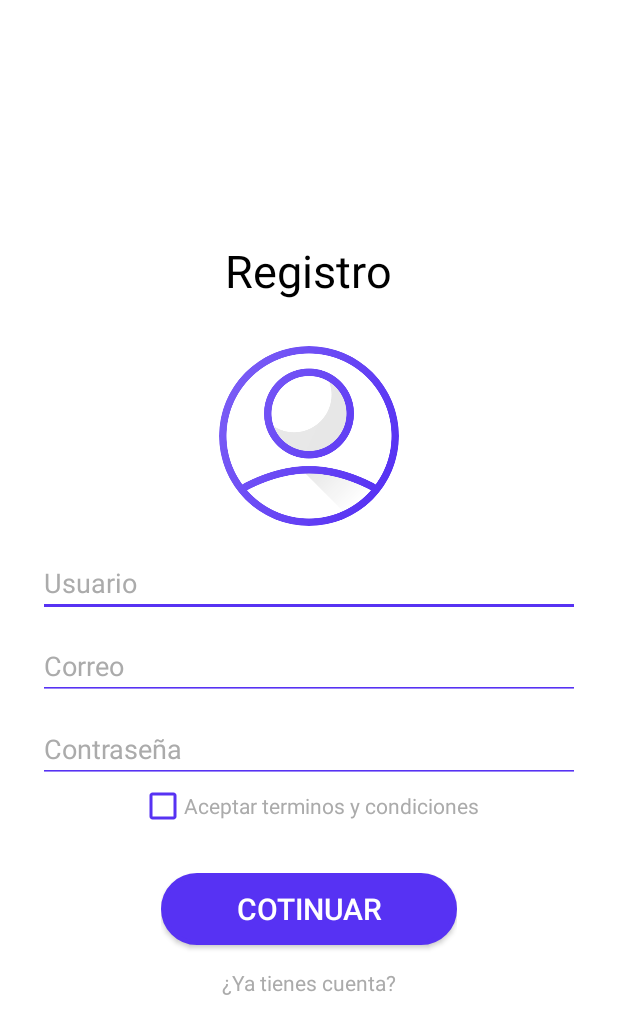
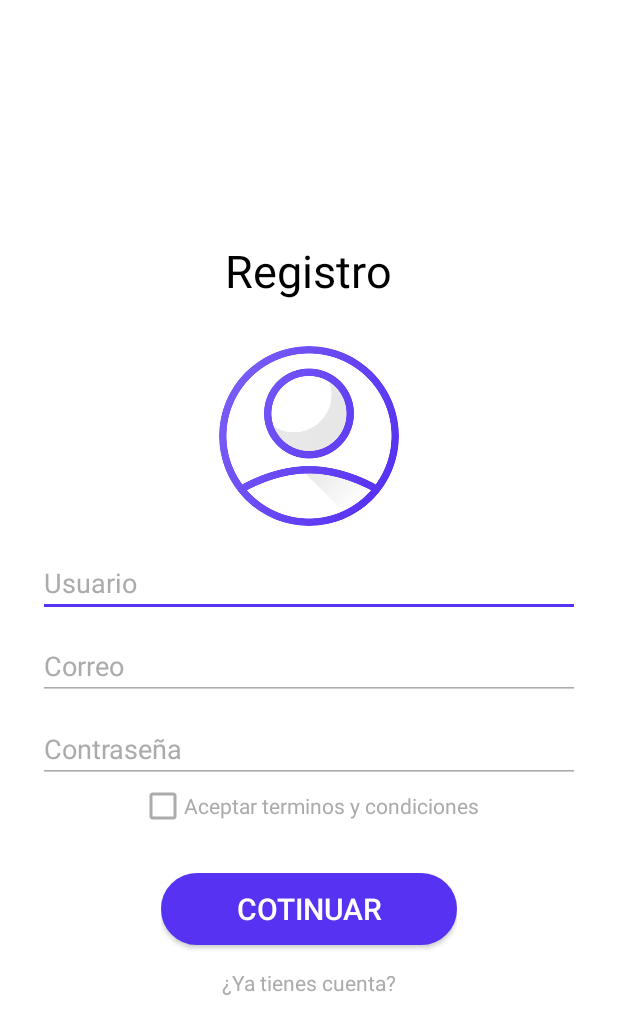
Before and after one commit to ErikG2002/MyChat, an Android app: the screen it shows after launch (Register), on a phone screen of 412 x 824 dp. Shown: the top 1034 px of the screen. Run offline under Robolectric (Android 15) with nearby library versions, the phone set to English and light mode, and no system bars; our stand-ins replace CircleImageView, Firebase (no records; nobody signed in at launch, a user with empty details on screens opened directly).

Commit message:
add style to activities with colors

```diff
--- a/app/src/main/AndroidManifest.xml
+++ b/app/src/main/AndroidManifest.xml
@@ -8,7 +8,7 @@
         android:label="@string/app_name"
         android:roundIcon="@mipmap/ic_launcher_round"
         android:supportsRtl="true"
-        android:theme="@style/Theme.AppCompat.NoActionBar">
+        android:theme="@style/AppTheme">
         <activity android:name=".Login"></activity>
         <activity android:name=".Register">
             <intent-filter>
--- a/app/src/main/res/layout/activity_register.xml
+++ b/app/src/main/res/layout/activity_register.xml
@@ -6,6 +6,7 @@
     android:layout_height="match_parent"
     xmlns:tools="http://schemas.android.com/tools"
     tools:context=".Register"
+    android:theme="@style/InputsColors"
     android:background="@color/colorWhite">
 
     <ScrollView
@@ -51,7 +52,6 @@
                     android:layout_marginRight="25dp"
                     android:textColor="@color/colorBlack"
                     android:hint="@string/user"
-                    android:backgroundTint="@color/colorPrimary"
                     android:textColorHint="@color/colorGray" />
 
                 <EditText
@@ -64,7 +64,6 @@
                     android:layout_marginBottom="10dp"
                     android:textColor="@color/colorBlack"
                     android:hint="@string/email"
-                    android:backgroundTint="@color/colorPrimary"
                     android:textColorHint="@color/colorGray"/>
 
                 <EditText
@@ -75,8 +74,8 @@
                     android:layout_marginRight="25dp"
                     android:textColor="@color/colorBlack"
                     android:hint="@string/password"
-                    android:backgroundTint="@color/colorPrimary"
-                    android:textColorHint="@color/colorGray"/>
+                    android:textColorHint="@color/colorGray"
+                    android:inputType="textPassword"/>
             </LinearLayout>
 
             <LinearLayout
@@ -86,8 +85,6 @@
                 android:orientation="horizontal"
                 android:layout_gravity="center">
                 <CheckBox
-                    android:backgroundTint="@color/colorPrimary"
-                    android:buttonTint="@color/colorPrimary"
                     android:layout_width="30dp"
                     android:layout_height="30dp"/>
 
--- a/app/src/main/res/values/colors.xml
+++ b/app/src/main/res/values/colors.xml
@@ -1,10 +1,9 @@
 <?xml version="1.0" encoding="utf-8"?>
 <resources>
     <color name="colorPrimary">#5732F3</color>
-    <color name="colorPrimaryDark">#3E0068</color>
     <color name="colorAccent">#F24343</color>
     <color name="colorGray">#ABABAB</color>
-    <color name="colorWhite">#fff</color>
+    <color name="colorWhite">#FFFFFF</color>
     <color name="colorBlack">#000000</color>
     <color name="transparent">#00000000</color>
 </resources>
--- a/app/src/main/res/values/styles.xml
+++ b/app/src/main/res/values/styles.xml
@@ -1,11 +1,17 @@
 <resources>
 
     <!-- Base application theme. -->
-    <style name="AppTheme" parent="Theme.AppCompat.Light.DarkActionBar">
+    <style name="AppTheme" parent="Theme.AppCompat.NoActionBar">
         <!-- Customize your theme here. -->
         <item name="colorPrimary">@color/colorPrimary</item>
-        <item name="colorPrimaryDark">@color/colorPrimaryDark</item>
+        <item name="colorPrimaryDark">@color/colorBlack</item>
         <item name="colorAccent">@color/colorAccent</item>
     </style>
 
+    <style name="InputsColors" parent="Theme.AppCompat.NoActionBar">
+        <item name="colorControlActivated">@color/colorPrimary</item>
+        <item name="colorControlNormal">@color/colorGray</item>
+        <item name="colorControlHighlight">@color/colorWhite</item>
+    </style>
+
 </resources>
```
